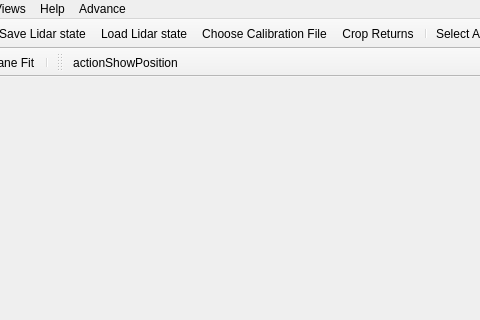
First picture: the form in Application/vvMainWindow.ui, repository Kitware/LidarView, before the edit; both pictures show x 197 to 677 and y 0 to 320 of the 1070 by 645 pixel window.
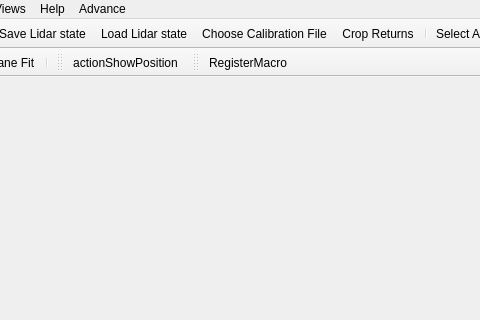
Second picture: the form after the edit. Icons and pictures are not drawn. Custom widgets are drawn as their Qt base class.

Commit message: [feat] Add dialog to setup register params

Diff of the .ui file:
```diff
--- a/Application/vvMainWindow.ui
+++ b/Application/vvMainWindow.ui
@@ -206,6 +206,18 @@
    </attribute>
    <addaction name="actionShowPosition"/>
   </widget>
+  <widget class="QToolBar" name="Macros toolBars">
+   <property name="windowTitle">
+    <string>Geolocation Controls</string>
+   </property>
+   <attribute name="toolBarArea">
+    <enum>TopToolBarArea</enum>
+   </attribute>
+   <attribute name="toolBarBreak">
+    <bool>false</bool>
+   </attribute>
+   <addaction name="actionRegisterMacro"/>
+  </widget>
   <widget class="QDockWidget" name="colorMapEditorDock">
    <property name="windowTitle">
     <string>Color Map Editor</string>
@@ -775,6 +787,14 @@
     <string>Show the GPS Track</string>
    </property>
   </action>
+  <action name="actionRegisterMacro">
+   <property name="icon">
+    <iconset theme="RegisterMacro"/>
+   </property>
+   <property name="text">
+    <string>RegisterMacro</string>
+   </property>
+  </action>
  </widget>
  <customwidgets>
   <customwidget>
```
The commit also changes 4 other files.
